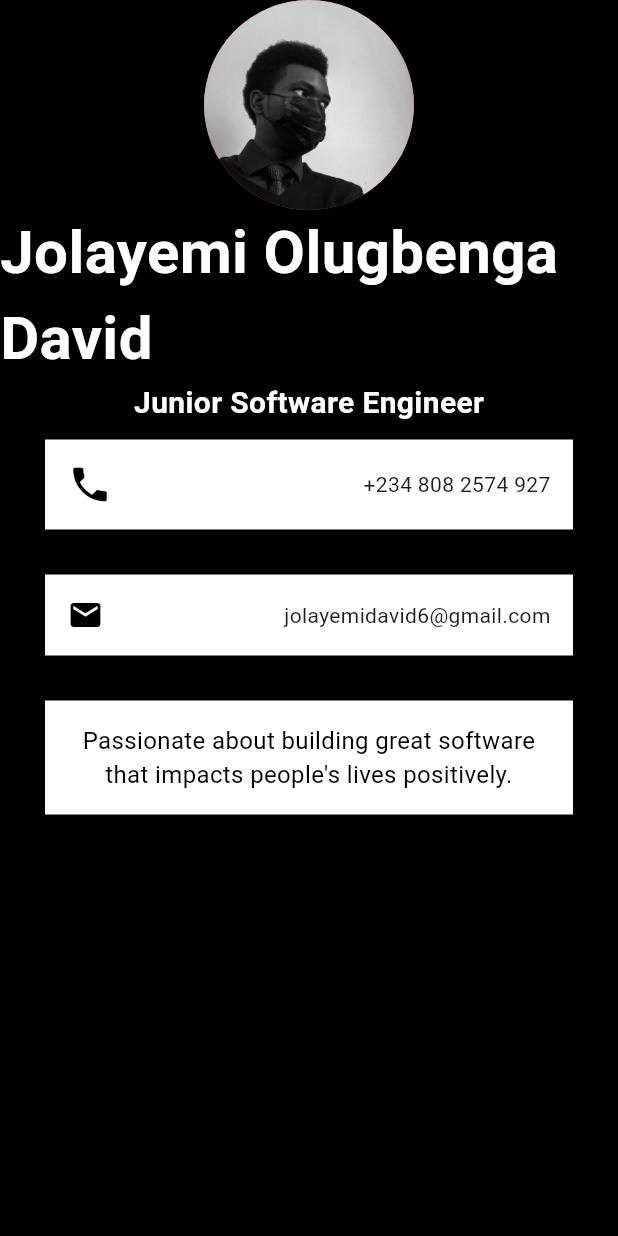
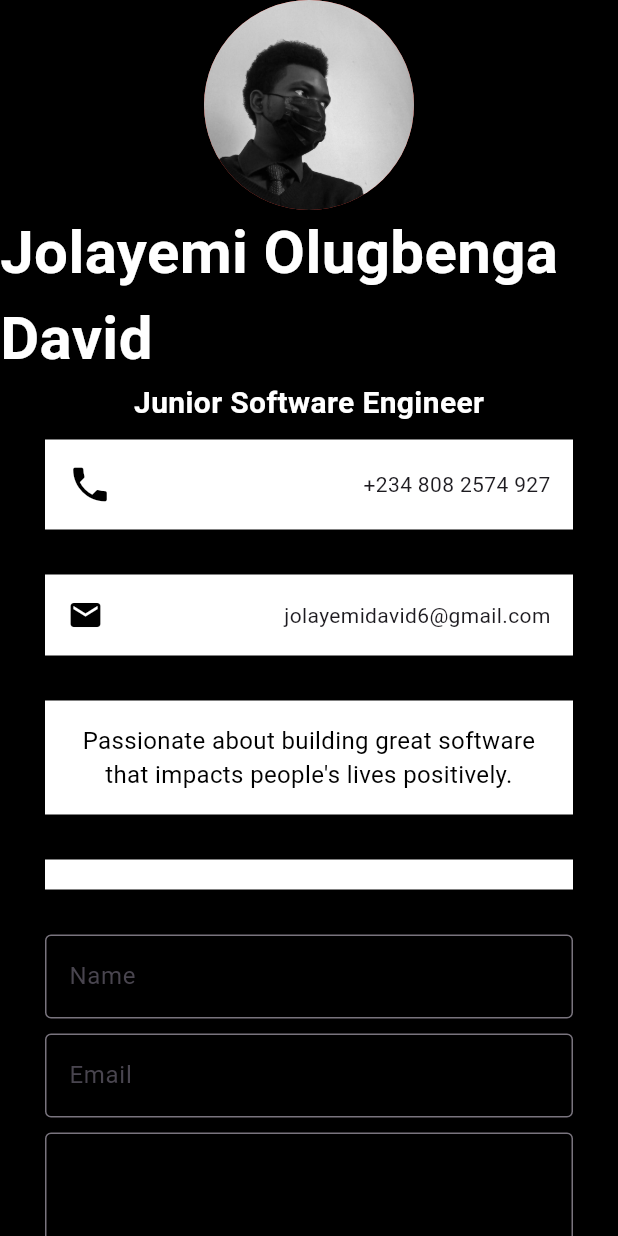
Before and after one commit to sky-hackeR/flutter_tut, a Flutter app: the screen it shows after launch, on a phone screen of 412 x 824 dp. Run offline on Flutter 3.47's test engine with Material 3 defaults, Android fonts, the phone set to English and light mode, and no system bars; Roboto replaces fonts that are missing (Pacifico).

Commit message:
Forms in flutter

```diff
--- a/lib/main.dart
+++ b/lib/main.dart
@@ -83,22 +83,22 @@ class App extends StatelessWidget {
                       ),
                     ),
                   ),
-                //   const SizedBox(
-                //     height: 10.0,
-                //   ),
-                //   Container(
-                //     color: Colors.white,
-                //     margin: const EdgeInsets.symmetric(horizontal: 30.0, vertical: 10.0),
-                //     padding: const EdgeInsets.all(10.0),
-                //   ),
-                //   const SizedBox(
-                //     height: 20.0,
-                //   ),
-                //   Padding(
-                //     padding: const EdgeInsets.symmetric(horizontal: 30.0),
-                //     child: const FillableForm(),
-                //   ),
-                // ],
+                  const SizedBox(
+                    height: 10.0,
+                  ),
+                  Container(
+                    color: Colors.white,
+                    margin: const EdgeInsets.symmetric(horizontal: 30.0, vertical: 10.0),
+                    padding: const EdgeInsets.all(10.0),
+                  ),
+                  const SizedBox(
+                    height: 20.0,
+                  ),
+                  Padding(
+                    padding: const EdgeInsets.symmetric(horizontal: 30.0),
+                    child: const FillableForm(),
+                  ),
+                ],
               ),
             ),
           ),
```
